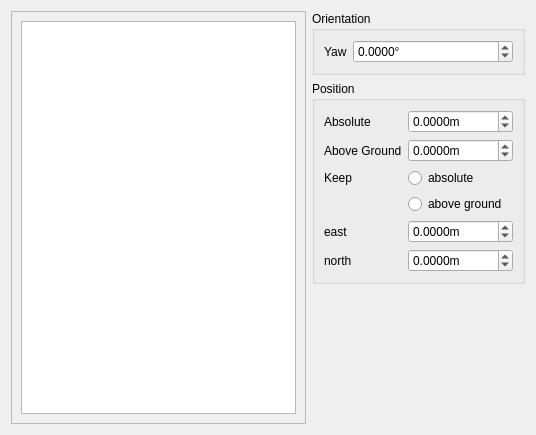
Before: the Qt Designer form src/gui/widgets/GraphicalNavigation/graphicalnavigationwidget.ui in phresnel/picogen, drawn with Qt 5.
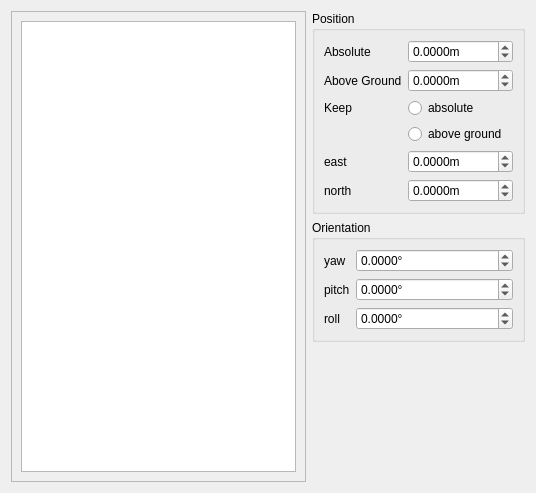
After: the same form once the commit is applied. Custom widgets are drawn as their Qt base class.

What changed in the file:
```diff
--- a/src/gui/widgets/GraphicalNavigation/graphicalnavigationwidget.ui
+++ b/src/gui/widgets/GraphicalNavigation/graphicalnavigationwidget.ui
@@ -7,7 +7,7 @@
     <x>0</x>
     <y>0</y>
     <width>536</width>
-    <height>425</height>
+    <height>454</height>
    </rect>
   </property>
   <property name="windowTitle">
@@ -25,7 +25,7 @@
         <x>0</x>
         <y>0</y>
         <width>274</width>
-        <height>403</height>
+        <height>432</height>
        </rect>
       </property>
       <layout class="QVBoxLayout" name="verticalLayout">
@@ -48,41 +48,6 @@
    </item>
    <item>
     <layout class="QVBoxLayout" name="verticalLayout_2">
-     <item>
-      <widget class="QGroupBox" name="groupBox">
-       <property name="title">
-        <string>Orientation</string>
-       </property>
-       <layout class="QFormLayout" name="formLayout_2">
-        <item row="0" column="0">
-         <widget class="QLabel" name="label_11">
-          <property name="text">
-           <string>Yaw</string>
-          </property>
-         </widget>
-        </item>
-        <item row="0" column="1">
-         <widget class="QDoubleSpinBox" name="yaw">
-          <property name="wrapping">
-           <bool>true</bool>
-          </property>
-          <property name="suffix">
-           <string>°</string>
-          </property>
-          <property name="decimals">
-           <number>4</number>
-          </property>
-          <property name="minimum">
-           <double>0.000000000000000</double>
-          </property>
-          <property name="maximum">
-           <double>359.999900000000025</double>
-          </property>
-         </widget>
-        </item>
-       </layout>
-      </widget>
-     </item>
      <item>
       <widget class="QGroupBox" name="groupBox_2">
        <property name="title">
@@ -209,7 +174,94 @@
       </widget>
      </item>
      <item>
-      <widget class="PitchWidget" name="widget_2" native="true">
+      <widget class="QGroupBox" name="groupBox">
+       <property name="title">
+        <string>Orientation</string>
+       </property>
+       <layout class="QFormLayout" name="formLayout_2">
+        <property name="fieldGrowthPolicy">
+         <enum>QFormLayout::AllNonFixedFieldsGrow</enum>
+        </property>
+        <item row="0" column="0">
+         <widget class="QLabel" name="label_11">
+          <property name="text">
+           <string>yaw</string>
+          </property>
+         </widget>
+        </item>
+        <item row="0" column="1">
+         <widget class="QDoubleSpinBox" name="yaw">
+          <property name="wrapping">
+           <bool>true</bool>
+          </property>
+          <property name="suffix">
+           <string>°</string>
+          </property>
+          <property name="decimals">
+           <number>4</number>
+          </property>
+          <property name="minimum">
+           <double>0.000000000000000</double>
+          </property>
+          <property name="maximum">
+           <double>359.999900000000025</double>
+          </property>
+         </widget>
+        </item>
+        <item row="1" column="0">
+         <widget class="QLabel" name="label_12">
+          <property name="text">
+           <string>pitch</string>
+          </property>
+         </widget>
+        </item>
+        <item row="1" column="1">
+         <widget class="QDoubleSpinBox" name="pitch">
+          <property name="suffix">
+           <string>°</string>
+          </property>
+          <property name="decimals">
+           <number>4</number>
+          </property>
+          <property name="minimum">
+           <double>-90.000000000000000</double>
+          </property>
+          <property name="maximum">
+           <double>90.000000000000000</double>
+          </property>
+         </widget>
+        </item>
+        <item row="2" column="0">
+         <widget class="QLabel" name="label_13">
+          <property name="text">
+           <string>roll</string>
+          </property>
+         </widget>
+        </item>
+        <item row="2" column="1">
+         <widget class="QDoubleSpinBox" name="roll">
+          <property name="wrapping">
+           <bool>true</bool>
+          </property>
+          <property name="suffix">
+           <string>°</string>
+          </property>
+          <property name="decimals">
+           <number>4</number>
+          </property>
+          <property name="minimum">
+           <double>-180.000000000000000</double>
+          </property>
+          <property name="maximum">
+           <double>180.000000000000000</double>
+          </property>
+         </widget>
+        </item>
+       </layout>
+      </widget>
+     </item>
+     <item>
+      <widget class="PitchWidget" name="pitchWidget" native="true">
        <property name="minimumSize">
         <size>
          <width>0</width>
```
Left out of the diff: 2 changed lines with no effect on the pictures.
